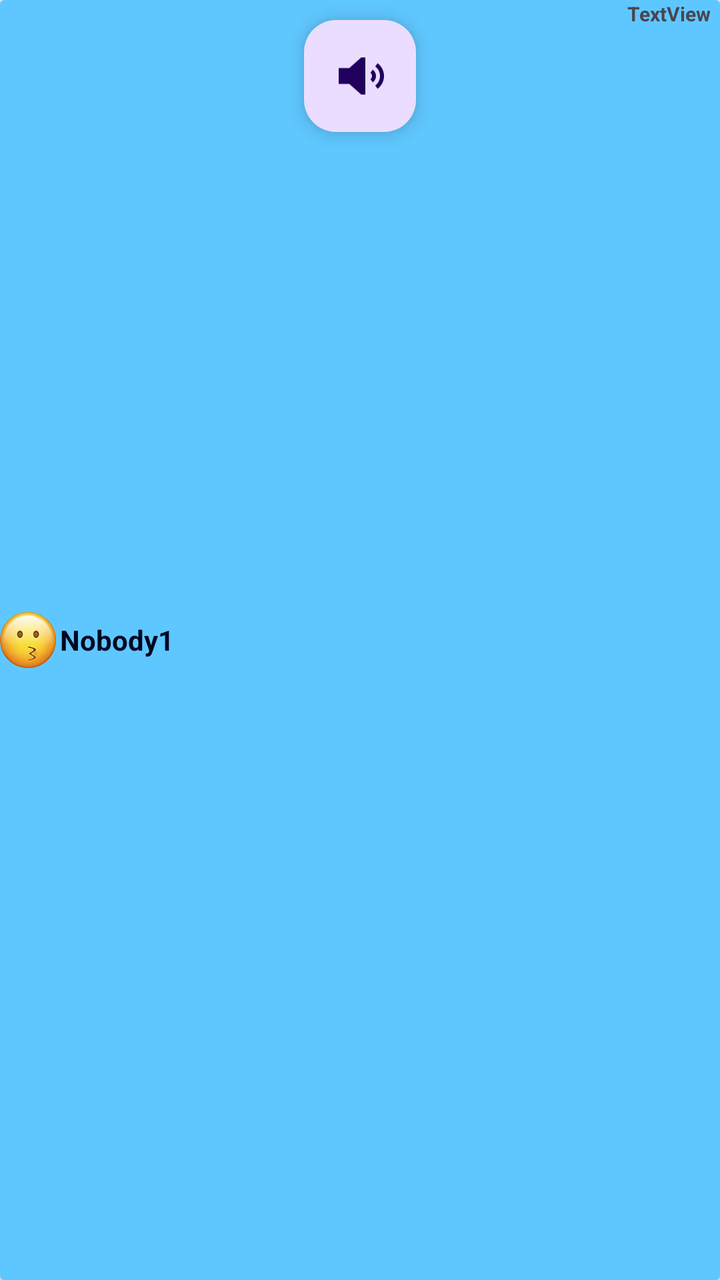
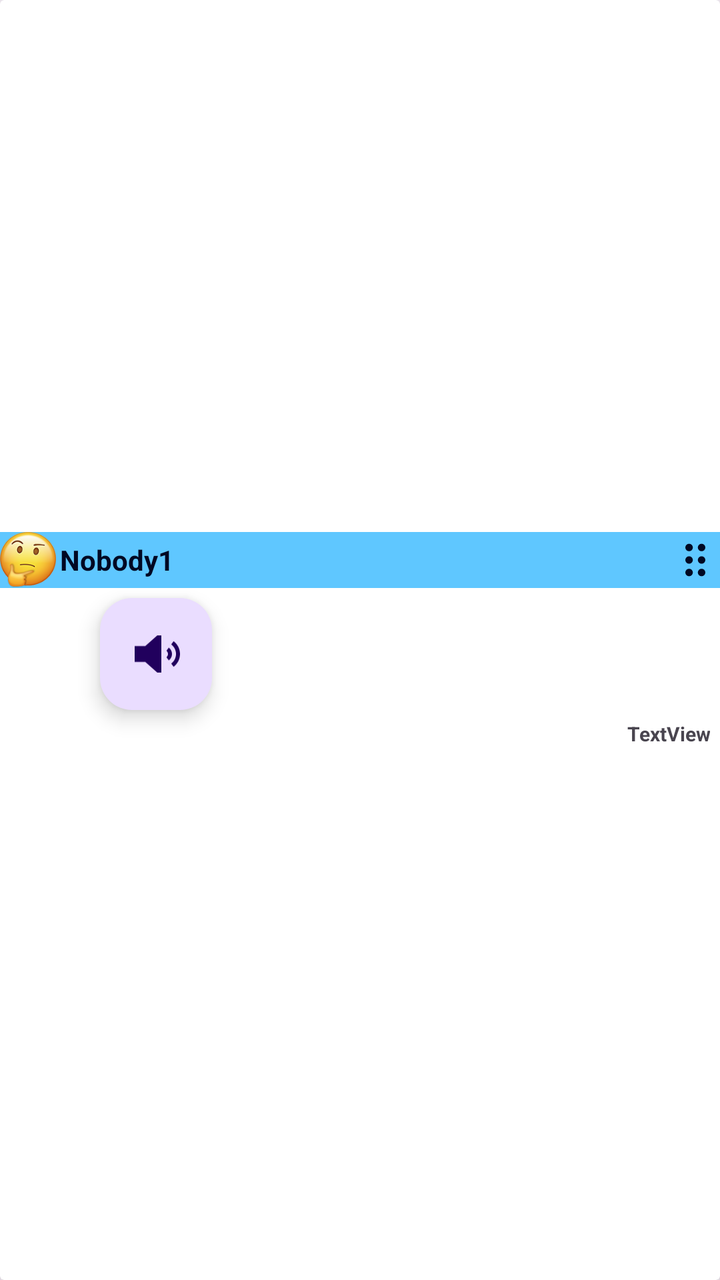

Before-and-after screenshots of an Android layout around one commit, followed by the original layout XML and the change that was made.
<!-- AndroidManifest.xml: application theme Theme.EAndroid -->
<!-- res/layout/audio_type.xml -->
<?xml version="1.0" encoding="utf-8"?>
<androidx.cardview.widget.CardView xmlns:card_view="http://schemas.android.com/apk/res-auto"
    xmlns:android="http://schemas.android.com/apk/res/android"
    android:id="@+id/audio_type_card_view"
    android:layout_width="match_parent"
    android:layout_height="wrap_content"
    android:layout_margin="10dp"
    card_view:cardElevation="10dp">

    <RelativeLayout
        android:layout_width="match_parent"
        android:layout_height="wrap_content">
        <LinearLayout
            android:layout_width="match_parent"
            android:layout_height="match_parent"
            android:background="@color/blue"
            android:gravity="left|center_vertical"
            android:orientation="horizontal">

            <ImageView
                android:id="@+id/audio_type_icon"
                android:layout_width="28dp"
                android:layout_height="28dp"
                android:scaleType="centerCrop"
                android:src="@drawable/d1" />

            <TextView
                android:id="@+id/audio_type_title"
                android:layout_width="match_parent"
                android:layout_height="wrap_content"
                android:padding="2dp"
                android:layout_marginRight="20dp"
                android:text="Nobody1"
                android:textColor="@color/dark_bg3"
                android:textStyle="bold" />
        </LinearLayout>


        <com.google.android.material.floatingactionbutton.FloatingActionButton
            android:id="@+id/fab"
            android:layout_width="wrap_content"
            android:layout_height="wrap_content"
            android:layout_centerHorizontal="true"
            android:layout_marginStart="10dp"

            android:layout_marginTop="10dp"
            android:layout_marginEnd="10dp"
            android:layout_marginBottom="10dp"
            android:src="@drawable/volume_50"
            android:tint="#FFFFFF" />
        <TextView
            android:id="@+id/audio_type_dt"
            android:layout_width="match_parent"
            android:layout_height="wrap_content"
            android:text="TextView"
            android:textAlignment="textEnd"
            android:textSize="10sp"
            android:layout_marginRight="5dp"
            android:textStyle="bold" />

    </RelativeLayout>

</androidx.cardview.widget.CardView>
<!-- resources referenced by this layout -->
<resources>
  <color name="blue">#5FC7FF</color>
  <color name="dark_bg3">#000823</color>
  <!-- drawable d1: png bitmap (drawable, 35953 bytes) -->
  <!-- drawable volume_50 (drawable) -->
  <vector android:height="44.444443dp" android:viewportHeight="512"
      android:viewportWidth="576" android:width="50dp" xmlns:android="http://schemas.android.com/apk/res/android">
      <path android:fillColor="#FF000000" android:pathData="M32,160L32,352L160,352L304,480h48L352,32L304,32L160,160L32,160zM441.6,332.8C464.9,315.3 480,287.4 480,256s-15.1,-59.3 -38.4,-76.8l-28.8,38.4c11.7,8.8 19.2,22.7 19.2,38.4s-7.5,29.6 -19.2,38.4l28.8,38.4zM499.2,409.6c46.6,-35 76.8,-90.8 76.8,-153.6s-30.2,-118.6 -76.8,-153.6l-28.8,38.4c35,26.3 57.6,68.1 57.6,115.2s-22.6,88.9 -57.6,115.2l28.8,38.4z"/>
  </vector>
  <style name="Theme.EAndroid" parent="Base.Theme.EAndroid" />
  <style name="Base.Theme.EAndroid" parent="Theme.Material3.DayNight.NoActionBar">
          
          
      </style>
</resources>

<!-- the commit's change to res/layout/audio_type.xml (unified diff, before → after) -->
@@ -1,18 +1,22 @@
 <?xml version="1.0" encoding="utf-8"?>
-<androidx.cardview.widget.CardView xmlns:card_view="http://schemas.android.com/apk/res-auto"
-    xmlns:android="http://schemas.android.com/apk/res/android"
+<androidx.cardview.widget.CardView xmlns:android="http://schemas.android.com/apk/res/android"
+    xmlns:card_view="http://schemas.android.com/apk/res-auto"
     android:id="@+id/audio_type_card_view"
-    android:layout_width="match_parent"
+    android:layout_width="wrap_content"
     android:layout_height="wrap_content"
     android:layout_margin="10dp"
     card_view:cardElevation="10dp">
 
-    <RelativeLayout
+    <LinearLayout
         android:layout_width="match_parent"
-        android:layout_height="wrap_content">
+        android:layout_height="match_parent"
+        android:gravity="center|fill_horizontal"
+        android:orientation="vertical">
+
         <LinearLayout
+            android:id="@+id/audio_type_cardheader"
             android:layout_width="match_parent"
-            android:layout_height="match_parent"
+            android:layout_height="wrap_content"
             android:background="@color/blue"
             android:gravity="left|center_vertical"
             android:orientation="horizontal">
@@ -22,17 +26,34 @@
                 android:layout_width="28dp"
                 android:layout_height="28dp"
                 android:scaleType="centerCrop"
-                android:src="@drawable/d1" />
+                android:src="@drawable/d3" />
 
             <TextView
                 android:id="@+id/audio_type_title"
-                android:layout_width="match_parent"
+                android:layout_width="wrap_content"
                 android:layout_height="wrap_content"
+                android:layout_marginRight="20dp"
                 android:padding="2dp"
-                android:layout_marginRight="20dp"
                 android:text="Nobody1"
                 android:textColor="@color/dark_bg3"
                 android:textStyle="bold" />
+            <LinearLayout
+                android:layout_width="match_parent"
+                android:layout_height="wrap_content"
+                android:gravity="right|center_vertical|end"
+                android:orientation="horizontal">
+
+
+                <ImageButton
+                    android:id="@+id/audio_type_menu"
+                    android:layout_width="25dp"
+                    android:layout_height="25dp"
+                    android:src="@drawable/grip_dots_vertical_10"
+                    android:background="@color/blue"
+                    card_view:tint="@color/dark_bg3" />
+
+            </LinearLayout>
+
         </LinearLayout>
 
 
@@ -41,23 +62,24 @@
             android:layout_width="wrap_content"
             android:layout_height="wrap_content"
             android:layout_centerHorizontal="true"
-            android:layout_marginStart="10dp"
+            android:layout_marginStart="50dp"
 
-            android:layout_marginTop="10dp"
-            android:layout_marginEnd="10dp"
-            android:layout_marginBottom="10dp"
+            android:layout_marginTop="5dp"
+            android:layout_marginEnd="50dp"
+            android:layout_marginBottom="5dp"
             android:src="@drawable/volume_50"
             android:tint="#FFFFFF" />
+
         <TextView
             android:id="@+id/audio_type_dt"
             android:layout_width="match_parent"
             android:layout_height="wrap_content"
+            android:layout_marginRight="5dp"
             android:text="TextView"
             android:textAlignment="textEnd"
             android:textSize="10sp"
-            android:layout_marginRight="5dp"
             android:textStyle="bold" />
 
-    </RelativeLayout>
+    </LinearLayout>
 
 </androidx.cardview.widget.CardView>
<!-- resource entries referenced after the edit -->
@@ -2,7 +2,12 @@
 <resources>
   <color name="blue">#5FC7FF</color>
   <color name="dark_bg3">#000823</color>
-  <!-- drawable d1: png bitmap (drawable, 35953 bytes) -->
+  <!-- drawable d3: png bitmap (drawable, 36901 bytes) -->
+  <!-- drawable grip_dots_vertical_10 (drawable) -->
+  <vector android:height="20dp" android:viewportHeight="512"
+      android:viewportWidth="256" android:width="10dp" xmlns:android="http://schemas.android.com/apk/res/android">
+      <path android:fillColor="#FF000000" android:pathData="M48,144a48,48 0,1 0,0 -96,48 48,0 1,0 0,96zM48,304a48,48 0,1 0,0 -96,48 48,0 1,0 0,96zM96,416A48,48 0,1 0,0 416a48,48 0,1 0,96 0zM208,144a48,48 0,1 0,0 -96,48 48,0 1,0 0,96zM256,256a48,48 0,1 0,-96 0,48 48,0 1,0 96,0zM208,464a48,48 0,1 0,0 -96,48 48,0 1,0 0,96z"/>
+  </vector>
   <!-- drawable volume_50 (drawable) -->
   <vector android:height="44.444443dp" android:viewportHeight="512"
       android:viewportWidth="576" android:width="50dp" xmlns:android="http://schemas.android.com/apk/res/android">
